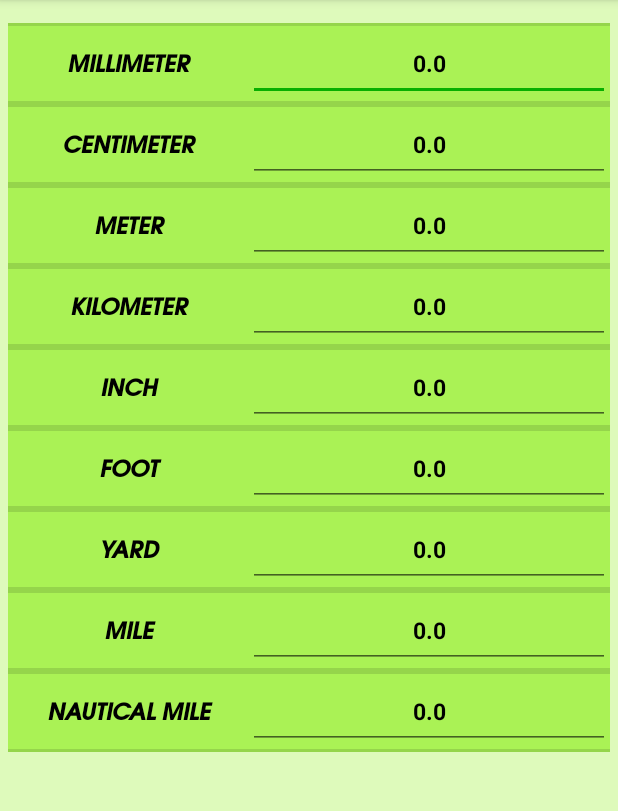
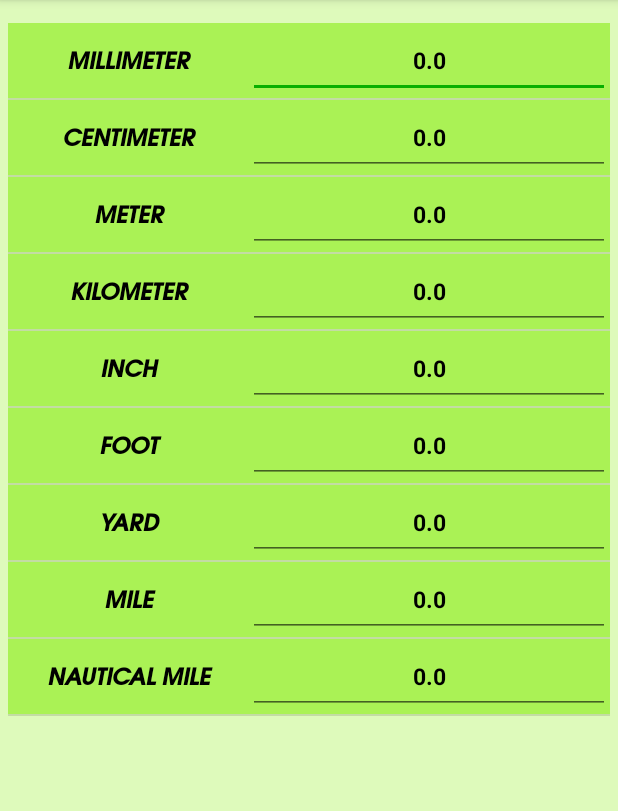
Before and after one commit to Crabster87/SberSchoolLesson7HWK, an Android app: the screen it shows after launch (SecondActivity), after a tap on "LENGTH", on a phone screen of 412 x 824 dp, the part 84-895 px from its top. Run offline under Robolectric (Android 15) with nearby library versions, the phone set to English and light mode, and no system bars.

Commit message:
fixing remarks(not all)

```diff
--- a/app/src/main/java/crabster/rudakov/sberschoollesson7hwk/MainActivity.kt
+++ b/app/src/main/java/crabster/rudakov/sberschoollesson7hwk/MainActivity.kt
@@ -2,6 +2,7 @@ package crabster.rudakov.sberschoollesson7hwk
 
 import androidx.appcompat.app.AppCompatActivity
 import android.os.Bundle
+import androidx.recyclerview.widget.DividerItemDecoration
 import androidx.recyclerview.widget.RecyclerView
 import crabster.rudakov.sberschoollesson7hwk.data.RecyclerViewObject
 
@@ -14,11 +15,12 @@ class MainActivity : AppCompatActivity() {
         super.onCreate(savedInstanceState)
         setContentView(R.layout.activity_main)
 
-        val adapterMainActivity = AdapterMainActivity(this)
+        val adapterMainActivity = MainAdapter(this)
         adapterMainActivity.values = RecyclerViewObject.dataList
 
         val recyclerView: RecyclerView = findViewById(R.id.list_values)
         recyclerView.adapter = adapterMainActivity
+        recyclerView.addItemDecoration(DividerItemDecoration(this, DividerItemDecoration.VERTICAL))
     }
 
 }
--- a/app/src/main/java/crabster/rudakov/sberschoollesson7hwk/AdapterMainActivity.kt
+++ b/app/src/main/java/crabster/rudakov/sberschoollesson7hwk/MainAdapter.kt
@@ -10,26 +10,26 @@ import crabster.rudakov.sberschoollesson7hwk.data.Values
 /**
  * Adapter RecyclerView стартовой Activity
  * */
-class AdapterMainActivity(private val context: Context) : RecyclerView.Adapter<HolderMainActivity>() {
+class MainAdapter(private val context: Context) : RecyclerView.Adapter<MainHolder>() {
 
     var values: List<Values> = RecyclerViewObject.dataList
 
     /**
      * Метод устанавливает соответствующий Layout
      * */
-    override fun onCreateViewHolder(parent: ViewGroup, viewType: Int): HolderMainActivity {
+    override fun onCreateViewHolder(parent: ViewGroup, viewType: Int): MainHolder {
         val view = LayoutInflater.from(parent.context).inflate(
             R.layout.activity_main_item,
             parent,
             false
         )
-        return HolderMainActivity(view, context)
+        return MainHolder(view, context)
     }
 
     /**
      * Метод привязывает данные к соответсвующему холдэру
      * */
-    override fun onBindViewHolder(holder: HolderMainActivity, position: Int) {
+    override fun onBindViewHolder(holder: MainHolder, position: Int) {
         val value = values[position]
         holder.bind(value)
     }
--- a/app/src/main/java/crabster/rudakov/sberschoollesson7hwk/HolderMainActivity.kt
+++ b/app/src/main/java/crabster/rudakov/sberschoollesson7hwk/MainHolder.kt
@@ -1,7 +1,6 @@
 package crabster.rudakov.sberschoollesson7hwk
 
 import android.content.Context
-import android.content.Intent
 import android.view.View
 import android.widget.TextView
 import androidx.recyclerview.widget.RecyclerView
@@ -12,7 +11,7 @@ import crabster.rudakov.sberschoollesson7hwk.secondActivity.SecondActivity
  * Holder RecyclerView стартовой Activity, в котором каждому item назначается
  * слушатель клика для старта Activity со списком значений
  * */
-class HolderMainActivity(itemView: View, private val context: Context) :
+class MainHolder(itemView: View, private val context: Context) :
     RecyclerView.ViewHolder(itemView) {
 
     fun bind(value: Values) {
@@ -20,9 +19,7 @@ class HolderMainActivity(itemView: View, private val context: Context) :
         valueName.text = context.getString(value.name)
 
         valueName.setOnClickListener {
-            val intent = Intent(context, SecondActivity::class.java)
-            intent.putExtra(context.getString(R.string.second_activity_intent_flag), value)
-            context.startActivity(intent)
+            context.startActivity(SecondActivity.createIntent(context, value))
         }
     }
 
--- a/app/src/main/java/crabster/rudakov/sberschoollesson7hwk/InputValuesDiffUtil.kt
+++ b/app/src/main/java/crabster/rudakov/sberschoollesson7hwk/secondActivity/InputValuesDiffUtil.kt
@@ -1,4 +1,4 @@
-package crabster.rudakov.sberschoollesson7hwk
+package crabster.rudakov.sberschoollesson7hwk.secondActivity
 
 import androidx.recyclerview.widget.DiffUtil
 import crabster.rudakov.sberschoollesson7hwk.data.InputValues
@@ -23,9 +23,9 @@ class InputValuesDiffUtil(
     override fun getNewListSize(): Int {
         return newInputValues.size
     }
+
     /**
-     * Метод сравнивает каждый объект по величине его значения(введённая
-     * пользователем цифра), чтобы в принципе определить, разные ли это объекты
+     * Метод определяет, изменились ли значения newItem и oldItem
      * */
     override fun areItemsTheSame(oldItemPosition: Int, newItemPosition: Int): Boolean {
         val oldInputValue: InputValues = oldInputValues[oldItemPosition]
@@ -34,14 +34,13 @@ class InputValuesDiffUtil(
     }
 
     /**
-     * Метод сравнивает каждый объект уже по всем полям, чтобы определить,
-     * поменялось ли что-то из того, что отображается на экране
+     * Метод определяет, являются ли newItem и oldItem одним и тем же
+     * элементом
      * */
     override fun areContentsTheSame(oldItemPosition: Int, newItemPosition: Int): Boolean {
         val oldInputValue: InputValues = oldInputValues[oldItemPosition]
         val newInputValue: InputValues = newInputValues[newItemPosition]
-        return oldInputValue.values == newInputValue.values &&
-                oldInputValue.inputValue == newInputValue.inputValue
+        return oldInputValue == newInputValue
     }
 
 }
--- /dev/null
+++ b/app/src/main/java/crabster/rudakov/sberschoollesson7hwk/secondActivity/InputValuesDiffUtilNew.kt
@@ -0,0 +1,23 @@
+package crabster.rudakov.sberschoollesson7hwk.secondActivity
+
+import androidx.recyclerview.widget.DiffUtil
+import crabster.rudakov.sberschoollesson7hwk.data.InputValues
+
+object InputValuesDiffUtilNew : DiffUtil.ItemCallback<InputValues>() {
+
+    /**
+     * Метод определяет, являются ли newItem и oldItem одним и тем же
+     * элементом
+     * */
+    override fun areContentsTheSame(oldItem: InputValues, newItem: InputValues): Boolean {
+        return oldItem == newItem
+    }
+
+    /**
+     * Метод определяет, изменились ли значения newItem и oldItem
+     * */
+    override fun areItemsTheSame(oldItem: InputValues, newItem: InputValues): Boolean {
+        return oldItem.inputValue == newItem.inputValue
+    }
+
+}
--- a/app/src/main/java/crabster/rudakov/sberschoollesson7hwk/secondActivity/SecondActivity.kt
+++ b/app/src/main/java/crabster/rudakov/sberschoollesson7hwk/secondActivity/SecondActivity.kt
@@ -1,12 +1,15 @@
 package crabster.rudakov.sberschoollesson7hwk.secondActivity
 
+import android.content.Context
+import android.content.Intent
+import android.os.Bundle
 import androidx.appcompat.app.AppCompatActivity
-import android.os.Bundle
+import androidx.recyclerview.widget.DividerItemDecoration
 import androidx.recyclerview.widget.RecyclerView
+import crabster.rudakov.sberschoollesson7hwk.R
 import crabster.rudakov.sberschoollesson7hwk.data.InputValues
 import crabster.rudakov.sberschoollesson7hwk.data.Values
 
-import crabster.rudakov.sberschoollesson7hwk.R
 
 /**
  * Вторичная Activity, отображающая список величин, доступных для конвертации
@@ -22,11 +25,12 @@ class SecondActivity : AppCompatActivity() {
         val recyclerView: RecyclerView = findViewById(R.id.list_units)
 
         values = intent.getParcelableExtra(getString(R.string.second_activity_intent_flag))!!
-        val adapterSecondActivity = AdapterSecondActivity(this)
+        val adapterSecondActivity = SecondAdapter(this)
 
-        makeDisplayList()
+        adapterSecondActivity.submitList(makeDisplayList())
         adapterSecondActivity.inputValues = makeDisplayList()
         recyclerView.adapter = adapterSecondActivity
+        recyclerView.addItemDecoration(DividerItemDecoration(this, DividerItemDecoration.VERTICAL))
     }
 
     /**
@@ -41,4 +45,18 @@ class SecondActivity : AppCompatActivity() {
         return inputValues
     }
 
+    companion object {
+
+        /**
+         * Метод создаёт интент, который будет использован для вызова текущей
+         * активности из MainActivity
+         * */
+        fun createIntent(context: Context, value: Values): Intent {
+            val intent = Intent(context, SecondActivity::class.java)
+            intent.putExtra(context.getString(R.string.second_activity_intent_flag), value)
+            return intent
+        }
+
+    }
+
 }
--- a/app/src/main/java/crabster/rudakov/sberschoollesson7hwk/secondActivity/AdapterSecondActivity.kt
+++ b/app/src/main/java/crabster/rudakov/sberschoollesson7hwk/secondActivity/SecondAdapter.kt
@@ -3,42 +3,36 @@ package crabster.rudakov.sberschoollesson7hwk.secondActivity
 import android.content.Context
 import android.view.LayoutInflater
 import android.view.ViewGroup
-import androidx.recyclerview.widget.RecyclerView
+import androidx.recyclerview.widget.ListAdapter
 import crabster.rudakov.sberschoollesson7hwk.R
 import crabster.rudakov.sberschoollesson7hwk.data.InputValues
 
 /**
  * Adapter RecyclerView вторичной Activity
  * */
-class AdapterSecondActivity(private val context: Context) : RecyclerView.Adapter<HolderSecondActivity>() {
+class SecondAdapter(private val context: Context) :
+    ListAdapter<InputValues, SecondHolder>(InputValuesDiffUtilNew) {
 
     lateinit var inputValues: MutableList<InputValues>
 
     /**
      * Метод устанавливает соответствующий Layout
      * */
-    override fun onCreateViewHolder(parent: ViewGroup, viewType: Int): HolderSecondActivity {
+    override fun onCreateViewHolder(parent: ViewGroup, viewType: Int): SecondHolder {
         val view = LayoutInflater.from(parent.context).inflate(
             R.layout.activity_second_main_item,
             parent,
             false
         )
-        return HolderSecondActivity(view, context)
+        return SecondHolder(view, context)
     }
 
     /**
      * Метод привязывает данные к соответсвующему холдэру
      * */
-    override fun onBindViewHolder(holder: HolderSecondActivity, position: Int) {
+    override fun onBindViewHolder(holder: SecondHolder, position: Int) {
         val inputValue = inputValues[position]
         holder.bind(inputValue, this)
     }
 
-    /**
-     * Метод возвращает размер списка
-     * */
-    override fun getItemCount(): Int {
-        return inputValues.size
-    }
-
 }
--- a/app/src/main/java/crabster/rudakov/sberschoollesson7hwk/secondActivity/HolderSecondActivity.kt
+++ b/app/src/main/java/crabster/rudakov/sberschoollesson7hwk/secondActivity/SecondHolder.kt
@@ -10,25 +10,23 @@ import android.widget.TextView
 import androidx.recyclerview.widget.DiffUtil
 import androidx.recyclerview.widget.RecyclerView
 import crabster.rudakov.sberschoollesson7hwk.Converter
-import crabster.rudakov.sberschoollesson7hwk.InputValuesDiffUtil
 import crabster.rudakov.sberschoollesson7hwk.R
 import crabster.rudakov.sberschoollesson7hwk.data.InputValues
 import java.lang.NumberFormatException
 
-class HolderSecondActivity(itemView: View, private val context: Context) :
+class SecondHolder(itemView: View, private val context: Context) :
     RecyclerView.ViewHolder(itemView) {
 
     /**
      * Метод отображает названия и величины в соотвествующих полях и назначает слушателей
      * событий
      * */
-    fun bind(inputValue: InputValues, adapter: AdapterSecondActivity) {
+    fun bind(inputValue: InputValues, adapter: SecondAdapter) {
         val unitName = itemView.findViewById<TextView>(R.id.value_name_tint)
         unitName.text = context.getString(inputValue.values.name)
 
         val unitValue = itemView.findViewById<EditText>(R.id.value_unit)
-        unitValue.text =
-            Editable.Factory.getInstance().newEditable(inputValue.inputValue.toString())
+        unitValue.setText(inputValue.inputValue.toString())
 
         setFocusListener(unitValue, adapter)
         setTextWatcher(unitValue, adapter)
@@ -39,7 +37,7 @@ class HolderSecondActivity(itemView: View, private val context: Context) :
      * элемент, на котором произошло фокусирование, в самое начало списка и уведомляет об
      * этом адаптер
      * */
-    private fun setFocusListener(unitValue: EditText, adapter: AdapterSecondActivity) {
+    private fun setFocusListener(unitValue: EditText, adapter: SecondAdapter) {
         unitValue.setOnFocusChangeListener { _, _ ->
             val removedElement = adapter.inputValues[adapterPosition]
             adapter.inputValues.remove(removedElement)
@@ -57,7 +55,7 @@ class HolderSecondActivity(itemView: View, private val context: Context) :
      * конвертер, передавая ему уже измененный список. Далее DiffUtil проверяет списки и
      * уведомляет адаптер
      * */
-    private fun setTextWatcher(unitValue: EditText, adapter: AdapterSecondActivity) {
+    private fun setTextWatcher(unitValue: EditText, adapter: SecondAdapter) {
         unitValue.addTextChangedListener(object : TextWatcher {
 
             override fun beforeTextChanged(s: CharSequence?, start: Int, count: Int, after: Int) {
--- a/app/src/main/res/layout/activity_main.xml
+++ b/app/src/main/res/layout/activity_main.xml
@@ -1,5 +1,5 @@
 <?xml version="1.0" encoding="utf-8"?>
-<RelativeLayout xmlns:android="http://schemas.android.com/apk/res/android"
+<androidx.constraintlayout.widget.ConstraintLayout xmlns:android="http://schemas.android.com/apk/res/android"
     xmlns:app="http://schemas.android.com/apk/res-auto"
     xmlns:tools="http://schemas.android.com/tools"
     android:layout_width="match_parent"
@@ -19,4 +19,4 @@
         android:paddingBottom="20dp"
         app:layoutManager="androidx.recyclerview.widget.LinearLayoutManager" />
 
-</RelativeLayout>
+</androidx.constraintlayout.widget.ConstraintLayout>
--- a/app/src/main/res/layout/activity_main_item.xml
+++ b/app/src/main/res/layout/activity_main_item.xml
@@ -1,14 +1,8 @@
 <?xml version="1.0" encoding="utf-8"?>
 <LinearLayout xmlns:android="http://schemas.android.com/apk/res/android"
-    xmlns:app="http://schemas.android.com/apk/res-auto"
     android:layout_width="match_parent"
     android:layout_height="wrap_content"
     android:orientation="vertical">
-
-    <View
-        android:layout_width="match_parent"
-        android:layout_height="5dp"
-        android:background="?android:attr/listDivider" />
 
     <TextView
         android:id="@+id/value_name"
@@ -21,9 +15,4 @@
         android:textSize="25sp"
         android:textStyle="bold" />
 
-    <View
-        android:layout_width="match_parent"
-        android:layout_height="5dp"
-        android:background="?android:attr/listDivider" />
-
 </LinearLayout>
--- a/app/src/main/res/layout/activity_second_main.xml
+++ b/app/src/main/res/layout/activity_second_main.xml
@@ -1,5 +1,5 @@
 <?xml version="1.0" encoding="utf-8"?>
-<RelativeLayout xmlns:android="http://schemas.android.com/apk/res/android"
+<androidx.constraintlayout.widget.ConstraintLayout xmlns:android="http://schemas.android.com/apk/res/android"
     xmlns:app="http://schemas.android.com/apk/res-auto"
     xmlns:tools="http://schemas.android.com/tools"
     android:layout_width="match_parent"
@@ -19,4 +19,4 @@
         android:paddingBottom="20dp"
         app:layoutManager="androidx.recyclerview.widget.LinearLayoutManager" />
 
-</RelativeLayout>
+</androidx.constraintlayout.widget.ConstraintLayout>
--- a/app/src/main/res/layout/activity_second_main_item.xml
+++ b/app/src/main/res/layout/activity_second_main_item.xml
@@ -1,15 +1,9 @@
 <?xml version="1.0" encoding="utf-8"?>
 <LinearLayout xmlns:android="http://schemas.android.com/apk/res/android"
-    xmlns:app="http://schemas.android.com/apk/res-auto"
     android:layout_width="match_parent"
     android:layout_height="wrap_content"
     android:background="#aaf255"
     android:orientation="vertical">
-
-    <View
-        android:layout_width="match_parent"
-        android:layout_height="2dp"
-        android:background="?android:attr/listDivider" />
 
     <LinearLayout
         android:layout_width="match_parent"
@@ -33,6 +27,7 @@
             android:layout_height="50dp"
             android:layout_gravity="center"
             android:layout_weight="1.5"
+            android:digits="1234567890."
             android:gravity="center"
             android:inputType="numberDecimal"
             android:textColor="@color/black"
@@ -40,9 +35,4 @@
             android:textStyle="bold" />
     </LinearLayout>
 
-    <View
-        android:layout_width="match_parent"
-        android:layout_height="2dp"
-        android:background="?android:attr/listDivider" />
-
 </LinearLayout>
--- a/build.gradle
+++ b/build.gradle
@@ -5,7 +5,7 @@ buildscript {
         mavenCentral()
     }
     dependencies {
-        classpath "com.android.tools.build:gradle:7.0.0"
+        classpath 'com.android.tools.build:gradle:7.0.3'
         classpath "org.jetbrains.kotlin:kotlin-gradle-plugin:1.5.30"
 
         // NOTE: Do not place your application dependencies here; they belong
```
Also changed, not shown: 1 other file.
